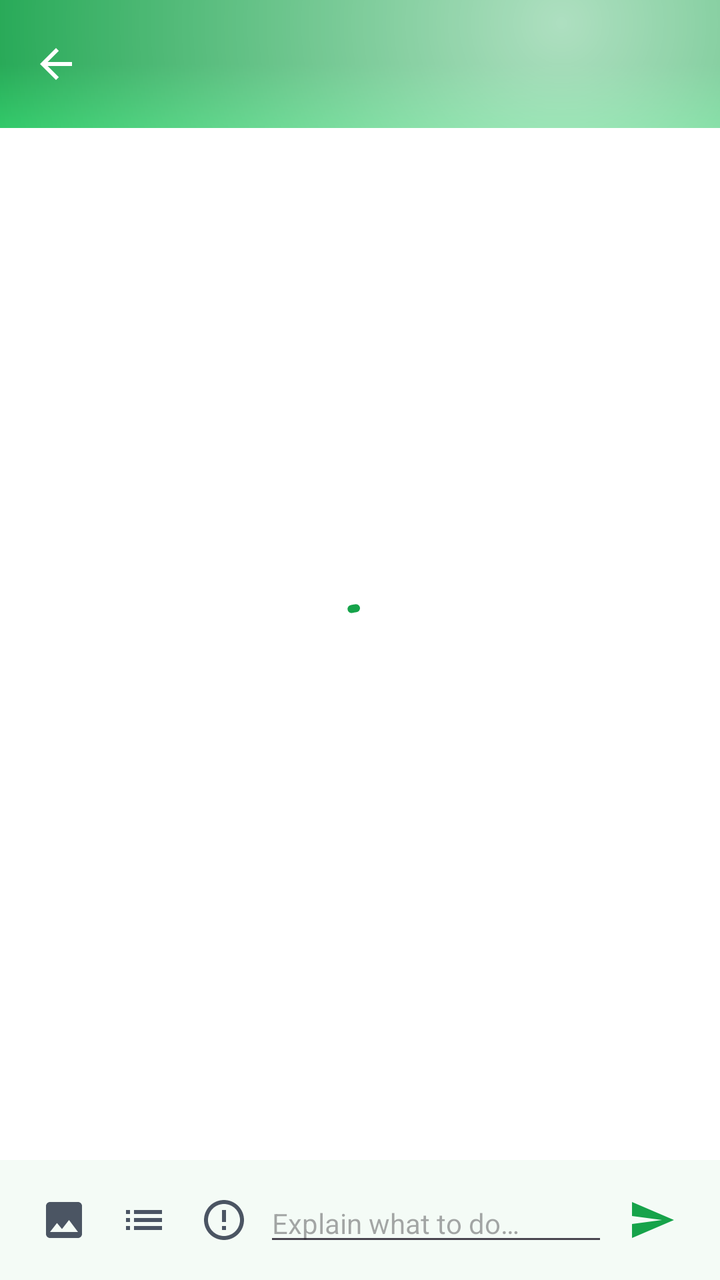
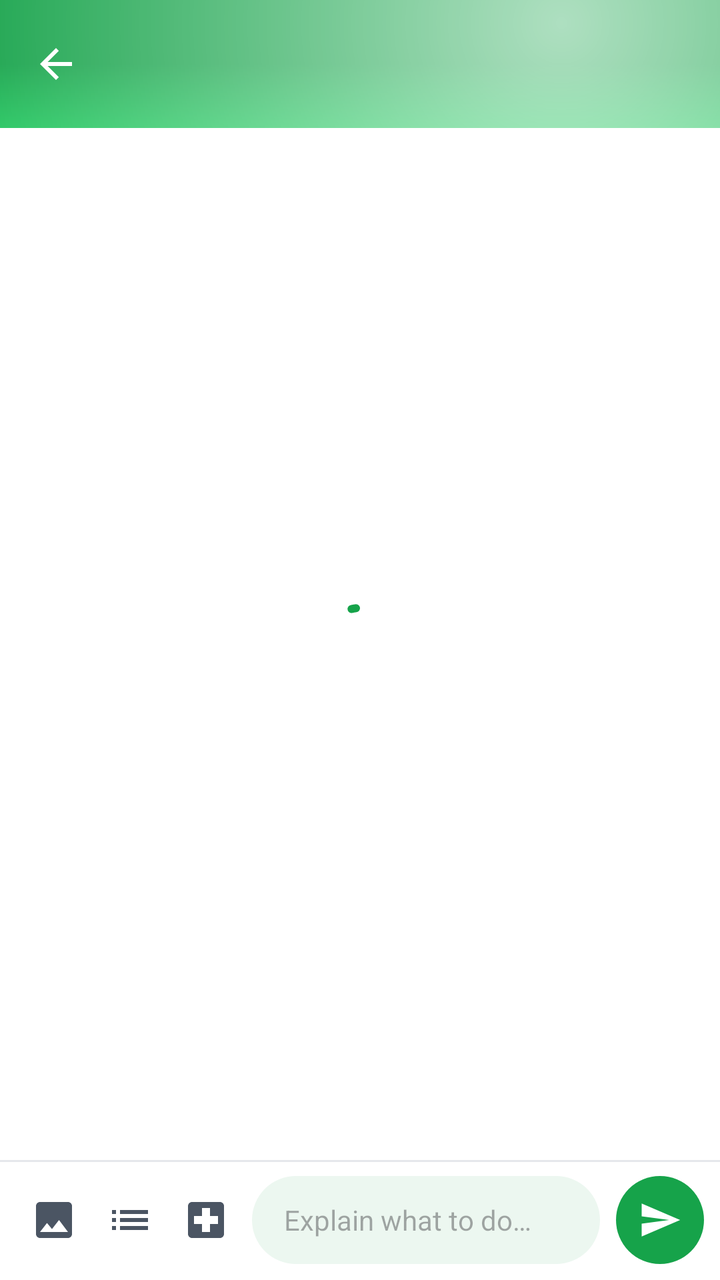

The first picture is an Android layout as it rendered before a commit; the second is the same layout after the commit. The layout source and the unified diff follow.
<!-- AndroidManifest.xml: application theme Theme.PlantDiseases -->
<!-- res/layout/activity_forum_post.xml -->
<?xml version="1.0" encoding="utf-8"?>
<LinearLayout xmlns:android="http://schemas.android.com/apk/res/android"
    xmlns:app="http://schemas.android.com/apk/res-auto"
    android:layout_width="match_parent"
    android:layout_height="match_parent"
    android:background="@color/background"
    android:orientation="vertical">

    <com.google.android.material.appbar.AppBarLayout
        android:id="@+id/app_bar"
        android:layout_width="match_parent"
        android:layout_height="wrap_content"
        android:background="@drawable/bg_toolbar_gradient"
        app:elevation="0dp">

        <com.google.android.material.appbar.MaterialToolbar
            android:id="@+id/toolbar"
            android:layout_width="match_parent"
            android:layout_height="?attr/actionBarSize"
            android:background="@android:color/transparent"
            app:navigationIcon="@drawable/ic_back"
            app:navigationIconTint="@color/toolbar_title"
            app:titleTextAppearance="@style/TextAppearance.App.Toolbar"
            app:titleTextColor="@color/toolbar_title" />

    </com.google.android.material.appbar.AppBarLayout>

    <FrameLayout
        android:layout_width="match_parent"
        android:layout_height="0dp"
        android:layout_weight="1">

        <androidx.recyclerview.widget.RecyclerView
            android:id="@+id/rv_thread"
            android:layout_width="match_parent"
            android:layout_height="match_parent"
            android:clipToPadding="false"
            android:paddingBottom="@dimen/space_lg" />

        <com.google.android.material.progressindicator.CircularProgressIndicator
            android:id="@+id/progress"
            android:layout_width="wrap_content"
            android:layout_height="wrap_content"
            android:layout_gravity="center"
            android:indeterminate="true" />

        <TextView
            android:id="@+id/tv_error"
            android:layout_width="match_parent"
            android:layout_height="wrap_content"
            android:layout_gravity="center"
            android:gravity="center"
            android:padding="@dimen/space_xl"
            android:textColor="@color/on_surface_secondary"
            android:visibility="gone" />

    </FrameLayout>

    <TextView
        android:id="@+id/tv_locked"
        android:layout_width="match_parent"
        android:layout_height="wrap_content"
        android:background="@color/surface_container"
        android:drawablePadding="@dimen/space_sm"
        android:gravity="center"
        android:padding="@dimen/space_md"
        android:text="@string/forum_locked_banner"
        android:textColor="@color/on_surface_secondary"
        android:visibility="gone"
        app:drawableStartCompat="@drawable/ic_lock"
        app:drawableTint="@color/on_surface_secondary" />

    <LinearLayout
        android:id="@+id/composer"
        android:layout_width="match_parent"
        android:layout_height="wrap_content"
        android:background="@color/surface_container_low"
        android:orientation="vertical"
        android:paddingHorizontal="@dimen/space_md"
        android:paddingVertical="@dimen/space_sm">

        <LinearLayout
            android:id="@+id/reply_banner"
            android:layout_width="match_parent"
            android:layout_height="wrap_content"
            android:gravity="center_vertical"
            android:orientation="horizontal"
            android:visibility="gone">

            <TextView
                android:id="@+id/tv_reply_to"
                style="@style/Forum.Meta"
                android:layout_width="0dp"
                android:layout_height="wrap_content"
                android:layout_weight="1"
                android:drawablePadding="4dp"
                app:drawableStartCompat="@drawable/ic_reply"
                app:drawableTint="@color/on_surface_secondary" />

            <ImageButton
                android:id="@+id/btn_cancel_reply"
                android:layout_width="32dp"
                android:layout_height="32dp"
                android:background="?attr/selectableItemBackgroundBorderless"
                android:contentDescription="@string/forum_cancel_reply"
                android:src="@drawable/ic_close"
                app:tint="@color/on_surface_secondary" />

        </LinearLayout>

        <EditText
            android:id="@+id/et_steps"
            android:layout_width="match_parent"
            android:layout_height="wrap_content"
            android:layout_marginBottom="@dimen/space_xs"
            android:hint="@string/forum_steps_hint"
            android:importantForAutofill="no"
            android:inputType="textMultiLine|textCapSentences"
            android:maxLines="8"
            android:textSize="@dimen/text_body_sm"
            android:visibility="gone" />

        <LinearLayout
            android:id="@+id/ll_answer_photos"
            android:layout_width="match_parent"
            android:layout_height="wrap_content"
            android:orientation="horizontal"
            android:visibility="gone" />

        <CheckBox
            android:id="@+id/cb_answer_consent"
            android:layout_width="wrap_content"
            android:layout_height="wrap_content"
            android:text="@string/forum_training_consent_answer"
            android:textSize="@dimen/text_caption"
            android:visibility="gone" />

        <TextView
            android:id="@+id/tv_diagnosis_selected"
            style="@style/Forum.Badge"
            android:layout_width="wrap_content"
            android:layout_height="wrap_content"
            android:layout_marginBottom="@dimen/space_xs"
            android:textColor="@color/primary"
            android:visibility="gone" />

        <LinearLayout
            android:layout_width="match_parent"
            android:layout_height="wrap_content"
            android:gravity="center_vertical"
            android:orientation="horizontal">

            <ImageButton
                android:id="@+id/btn_photo"
                android:layout_width="40dp"
                android:layout_height="40dp"
                android:background="?attr/selectableItemBackgroundBorderless"
                android:contentDescription="@string/forum_add_photo"
                android:src="@drawable/ic_image"
                app:tint="@color/on_surface_secondary" />

            <ImageButton
                android:id="@+id/btn_steps"
                android:layout_width="40dp"
                android:layout_height="40dp"
                android:background="?attr/selectableItemBackgroundBorderless"
                android:contentDescription="@string/forum_add_steps"
                android:src="@drawable/ic_steps"
                app:tint="@color/on_surface_secondary" />

            <ImageButton
                android:id="@+id/btn_diagnosis"
                android:layout_width="40dp"
                android:layout_height="40dp"
                android:background="?attr/selectableItemBackgroundBorderless"
                android:contentDescription="@string/forum_add_diagnosis"
                android:src="@drawable/ic_disease"
                app:tint="@color/on_surface_secondary" />

            <EditText
                android:id="@+id/et_answer"
                android:layout_width="0dp"
                android:layout_height="wrap_content"
                android:layout_weight="1"
                android:hint="@string/forum_answer_hint"
                android:importantForAutofill="no"
                android:inputType="textMultiLine|textCapSentences"
                android:maxLines="5"
                android:textSize="@dimen/text_body" />

            <ImageButton
                android:id="@+id/btn_send"
                android:layout_width="44dp"
                android:layout_height="44dp"
                android:background="?attr/selectableItemBackgroundBorderless"
                android:contentDescription="@string/forum_send"
                android:src="@drawable/ic_send"
                app:tint="@color/primary" />

        </LinearLayout>

    </LinearLayout>

</LinearLayout>
<!-- resources referenced by this layout -->
<resources>
  <color name="background">#FFFFFF</color>
  <color name="on_surface_secondary">#4B5563</color>
  <color name="primary">#16A34A</color>
  <color name="surface_container">#ECF7F0</color>
  <color name="surface_container_low">#F4FBF6</color>
  <color name="toolbar_title">#FFFFFF</color>
  <dimen name="space_lg">16dp</dimen>
  <dimen name="space_md">12dp</dimen>
  <dimen name="space_sm">8dp</dimen>
  <dimen name="space_xl">20dp</dimen>
  <dimen name="space_xs">4dp</dimen>
  <dimen name="text_body">14sp</dimen>
  <dimen name="text_body_sm">13sp</dimen>
  <dimen name="text_caption">11sp</dimen>
  <!-- drawable ic_disease (drawable) -->
  <vector xmlns:android="http://schemas.android.com/apk/res/android"
      android:width="24dp"
      android:height="24dp"
      android:viewportWidth="24"
      android:viewportHeight="24">
      <path
          android:fillColor="#E53935"
          android:pathData="M11,15h2v2h-2zM11,7h2v6h-2zM11.99,2C6.47,2 2,6.48 2,12s4.47,10 9.99,10C17.52,22 22,17.52 22,12S17.52,2 11.99,2zM12,20c-4.42,0 -8,-3.58 -8,-8s3.58,-8 8,-8 8,3.58 8,8 -3.58,8 -8,8z" />
  </vector>
  <string name="forum_add_diagnosis">Add a diagnosis</string>
  <string name="forum_add_photo">Add a photo</string>
  <string name="forum_add_steps">Add steps</string>
  <string name="forum_answer_hint">Explain what to do…</string>
  <string name="forum_cancel_reply">Cancel reply</string>
  <string name="forum_locked_banner">Answers are closed on this post.</string>
  <string name="forum_send">Send</string>
  <string name="forum_steps_hint">Steps, one per line</string>
  <string name="forum_training_consent_answer">Let PlantVision learn from these photos</string>
  <style name="Forum.Meta" parent="">
          <item name="android:textColor">@color/on_surface_secondary</item>
          <item name="android:textSize">@dimen/text_caption</item>
          <item name="android:maxLines">1</item>
          <item name="android:ellipsize">end</item>
      </style>
  <color name="toolbar_top">#16A34A</color>
  <color name="gradient_mid">#16A34A</color>
  <color name="toolbar_bottom">#22C55E</color>
  <color name="glass_white_soft">#A6FFFFFF</color>
  <dimen name="text_title">20sp</dimen>
  <color name="primary_dark">#15803D</color>
  <color name="on_primary">#FFFFFF</color>
  <color name="primary_light">#DCFCE7</color>
  <color name="secondary">#4ADE80</color>
  <color name="on_secondary">#052E16</color>
  <color name="surface">#FFFFFF</color>
  <color name="surface_variant">#F0FDF4</color>
  <color name="on_surface">#052E16</color>
  <color name="surface_container_high">#F7FBF8</color>
  <color name="surface_container_highest">#EEF6F0</color>
  <color name="surface_container_lowest">#FFFFFF</color>
  <dimen name="space_2xl">24dp</dimen>
  <!-- unchanged entries left out for length: 17 -->
</resources>

<!-- the commit's change to res/layout/activity_forum_post.xml (unified diff, before → after) -->
@@ -74,9 +74,9 @@
         android:id="@+id/composer"
         android:layout_width="match_parent"
         android:layout_height="wrap_content"
-        android:background="@color/surface_container_low"
+        android:background="@drawable/bg_forum_composer"
         android:orientation="vertical"
-        android:paddingHorizontal="@dimen/space_md"
+        android:paddingHorizontal="@dimen/space_sm"
         android:paddingVertical="@dimen/space_sm">
 
         <LinearLayout
@@ -112,7 +112,11 @@
             android:id="@+id/et_steps"
             android:layout_width="match_parent"
             android:layout_height="wrap_content"
-            android:layout_marginBottom="@dimen/space_xs"
+            android:layout_marginHorizontal="@dimen/space_xs"
+            android:layout_marginBottom="@dimen/space_sm"
+            android:background="@drawable/bg_forum_input"
+            android:paddingHorizontal="16dp"
+            android:paddingVertical="10dp"
             android:hint="@string/forum_steps_hint"
             android:importantForAutofill="no"
             android:inputType="textMultiLine|textCapSentences"
@@ -152,7 +156,7 @@
 
             <ImageButton
                 android:id="@+id/btn_photo"
-                android:layout_width="40dp"
+                android:layout_width="38dp"
                 android:layout_height="40dp"
                 android:background="?attr/selectableItemBackgroundBorderless"
                 android:contentDescription="@string/forum_add_photo"
@@ -161,7 +165,7 @@
 
             <ImageButton
                 android:id="@+id/btn_steps"
-                android:layout_width="40dp"
+                android:layout_width="38dp"
                 android:layout_height="40dp"
                 android:background="?attr/selectableItemBackgroundBorderless"
                 android:contentDescription="@string/forum_add_steps"
@@ -170,32 +174,40 @@
 
             <ImageButton
                 android:id="@+id/btn_diagnosis"
-                android:layout_width="40dp"
+                android:layout_width="38dp"
                 android:layout_height="40dp"
                 android:background="?attr/selectableItemBackgroundBorderless"
                 android:contentDescription="@string/forum_add_diagnosis"
-                android:src="@drawable/ic_disease"
+                android:src="@drawable/ic_first_aid"
                 app:tint="@color/on_surface_secondary" />
 
             <EditText
                 android:id="@+id/et_answer"
                 android:layout_width="0dp"
                 android:layout_height="wrap_content"
+                android:layout_marginStart="@dimen/space_xs"
                 android:layout_weight="1"
+                android:background="@drawable/bg_forum_input"
                 android:hint="@string/forum_answer_hint"
                 android:importantForAutofill="no"
                 android:inputType="textMultiLine|textCapSentences"
                 android:maxLines="5"
+                android:minHeight="44dp"
+                android:paddingHorizontal="16dp"
+                android:paddingVertical="10dp"
                 android:textSize="@dimen/text_body" />
 
             <ImageButton
                 android:id="@+id/btn_send"
                 android:layout_width="44dp"
                 android:layout_height="44dp"
-                android:background="?attr/selectableItemBackgroundBorderless"
+                android:layout_marginStart="@dimen/space_sm"
+                android:background="@drawable/bg_forum_send"
                 android:contentDescription="@string/forum_send"
+                android:padding="11dp"
+                android:scaleType="fitCenter"
                 android:src="@drawable/ic_send"
-                app:tint="@color/primary" />
+                app:tint="@color/on_primary" />
 
         </LinearLayout>
 
<!-- resource entries referenced after the edit -->
@@ -14,15 +14,48 @@
   <dimen name="text_body">14sp</dimen>
   <dimen name="text_body_sm">13sp</dimen>
   <dimen name="text_caption">11sp</dimen>
-  <!-- drawable ic_disease (drawable) -->
+  <!-- drawable bg_forum_composer (drawable) -->
+  <?xml version="1.0" encoding="utf-8"?>
+  <layer-list xmlns:android="http://schemas.android.com/apk/res/android">
+      <item>
+          <shape android:shape="rectangle">
+              <solid android:color="@color/divider" />
+          </shape>
+      </item>
+      <item android:top="1dp">
+          <shape android:shape="rectangle">
+              <solid android:color="@color/surface" />
+          </shape>
+      </item>
+  </layer-list>
+  <!-- drawable bg_forum_input (drawable) -->
+  <?xml version="1.0" encoding="utf-8"?>
+  <shape xmlns:android="http://schemas.android.com/apk/res/android"
+      android:shape="rectangle">
+      <corners android:radius="22dp" />
+      <solid android:color="@color/surface_container" />
+  </shape>
+  <!-- drawable bg_forum_send (drawable) -->
+  <?xml version="1.0" encoding="utf-8"?>
+  <ripple xmlns:android="http://schemas.android.com/apk/res/android"
+      android:color="@color/primary_dark">
+      <item>
+          <shape android:shape="oval">
+              <solid android:color="@color/primary" />
+          </shape>
+      </item>
+  </ripple>
+  <!-- drawable ic_first_aid (drawable) -->
+  <?xml version="1.0" encoding="utf-8"?>
   <vector xmlns:android="http://schemas.android.com/apk/res/android"
       android:width="24dp"
       android:height="24dp"
       android:viewportWidth="24"
-      android:viewportHeight="24">
+      android:viewportHeight="24"
+      android:tint="?attr/colorControlNormal">
       <path
-          android:fillColor="#E53935"
-          android:pathData="M11,15h2v2h-2zM11,7h2v6h-2zM11.99,2C6.47,2 2,6.48 2,12s4.47,10 9.99,10C17.52,22 22,17.52 22,12S17.52,2 11.99,2zM12,20c-4.42,0 -8,-3.58 -8,-8s3.58,-8 8,-8 8,3.58 8,8 -3.58,8 -8,8z" />
+          android:fillColor="@android:color/white"
+          android:pathData="M19,3H5c-1.1,0 -1.99,0.9 -1.99,2L3,19c0,1.1 0.9,2 2,2h14c1.1,0 2,-0.9 2,-2V5c0,-1.1 -0.9,-2 -2,-2zM18,14h-4v4h-4v-4H6v-4h4V6h4v4h4v4z" />
   </vector>
   <string name="forum_add_diagnosis">Add a diagnosis</string>
   <string name="forum_add_photo">Add a photo</string>
@@ -35,14 +68,16 @@
   <string name="forum_training_consent_answer">Let PlantVision learn from these photos</string>
   <style name="Forum.Meta" parent="">
           <item name="android:textColor">@color/on_surface_secondary</item>
-          <item name="android:textSize">@dimen/text_caption</item>
+          <item name="android:textSize">@dimen/forum_text_meta</item>
           <item name="android:maxLines">1</item>
           <item name="android:ellipsize">end</item>
       </style>
+  <color name="divider">#E5E7EB</color>
   <color name="toolbar_top">#16A34A</color>
   <color name="gradient_mid">#16A34A</color>
   <color name="toolbar_bottom">#22C55E</color>
   <color name="glass_white_soft">#A6FFFFFF</color>
+  <dimen name="forum_text_meta">12sp</dimen>
   <dimen name="text_title">20sp</dimen>
   <color name="primary_dark">#15803D</color>
   <color name="on_primary">#FFFFFF</color>
